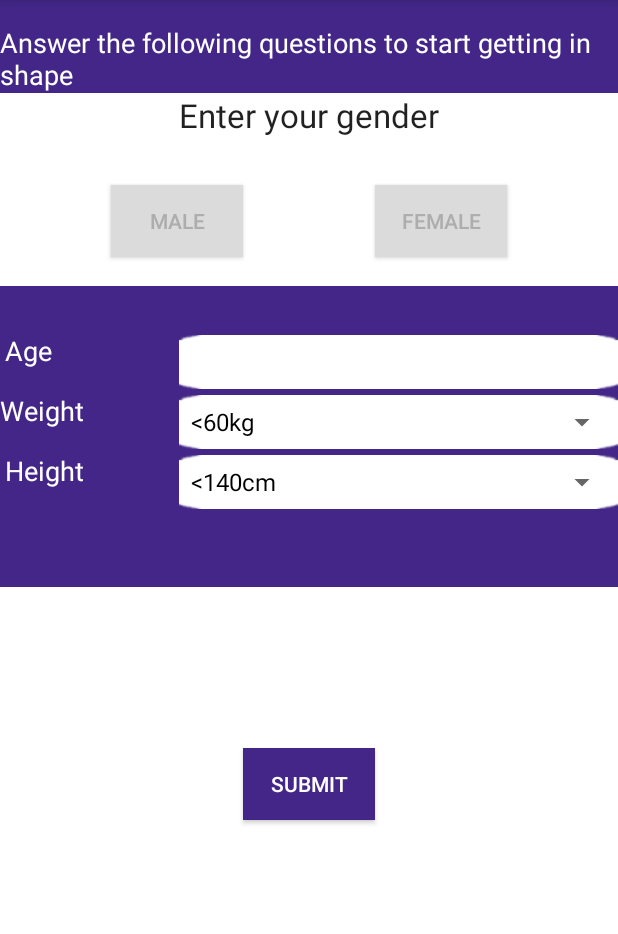
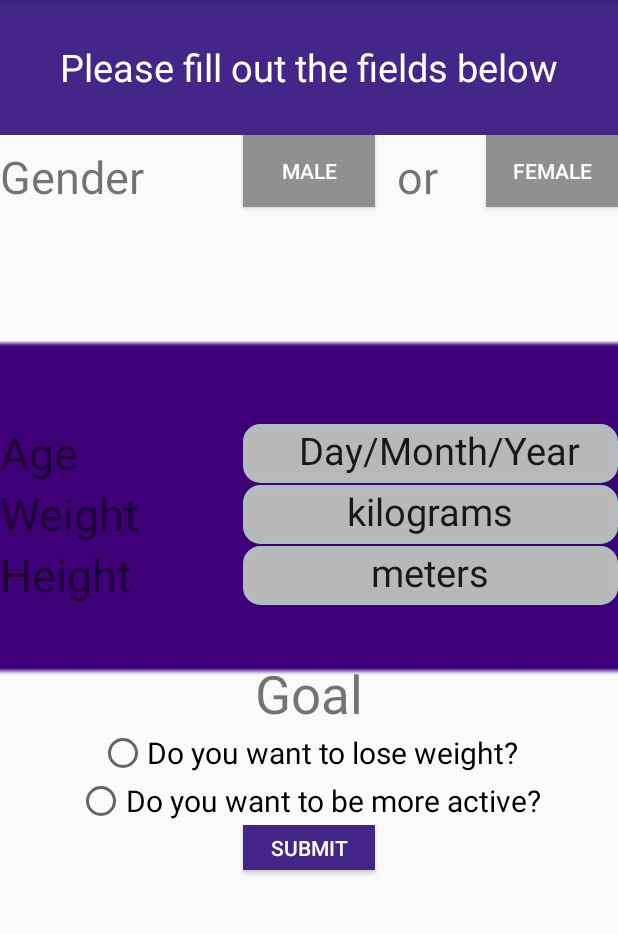
Before and after one commit to crowley100/DiabetesProject, an Android app: the screen it shows after launch (MainActivity), on a phone screen of 412 x 824 dp, the part 84-1018 px from its top. Run offline under Robolectric (Android 15) with nearby library versions, the phone set to English and light mode, and no system bars; 4 statements that could not run were skipped.

Commit message:
Added changes to login and homepage

```diff
--- a/Diabetesireland/app/src/main/java/com/example/maxim/diabetesireland/MainActivity.java
+++ b/Diabetesireland/app/src/main/java/com/example/maxim/diabetesireland/MainActivity.java
@@ -79,7 +79,7 @@ public class MainActivity extends AppCompatActivity implements View.OnClickListe
                 }
                 break;
             case R.id.continueButton:
-                intent = new Intent(MainActivity.this, Plan.class);
+                intent = new Intent(MainActivity.this, Triangle.class);
                 startActivity(intent);
                 break;
 
--- a/Diabetesireland/app/src/main/res/layout/fragment_main.xml
+++ b/Diabetesireland/app/src/main/res/layout/fragment_main.xml
@@ -2,10 +2,10 @@
     xmlns:tools="http://schemas.android.com/tools"
     android:layout_width="wrap_content"
     android:layout_height="match_parent"
-    android:paddingBottom="@dimen/activity_vertical_margin"
     tools:context="com.example.maxim.diabetesireland.MainActivityFragment"
     tools:showIn="@layout/activity_main"
-    android:background="#ffffff">
+    android:background="@drawable/loginbg">
+
 
     <ImageView
         android:layout_width="wrap_content"
@@ -14,162 +14,188 @@
         android:src="@drawable/background"
         android:adjustViewBounds="false"
         android:cropToPadding="false"
-        android:scaleType="fitXY"
-        android:layout_alignBottom="@+id/textView" />
+        android:scaleType="fitXY" />
 
     <TextView
         android:layout_width="wrap_content"
         android:layout_height="wrap_content"
-        android:textAppearance="?android:attr/textAppearanceMedium"
-        android:text="Answer the following questions to start getting in shape"
-        android:id="@+id/textView"
-        android:paddingTop="@dimen/activity_vertical_margin"
+        android:textAppearance="?android:attr/textAppearanceLarge"
+        android:text="Please fill out the fields below"
         android:textColor="#ffffff"
+        android:textSize="25sp"
+        android:gravity="center"
+        android:id="@+id/view"
         android:layout_alignParentTop="true"
+        android:layout_alignRight="@+id/femaleButton"
+        android:layout_alignEnd="@+id/femaleButton"
+        android:layout_alignBottom="@+id/imageView2"
         android:layout_alignParentLeft="true"
         android:layout_alignParentStart="true" />
+    <Button
+        android:layout_width="wrap_content"
+        android:layout_height="30sp"
+        android:text="Submit"
+        android:background="#432687"
+        android:textColor="#ffffff"
+        android:id="@+id/continueButton"
+        android:layout_below="@+id/radioButton2"
+        android:layout_centerHorizontal="true" />
 
 
     <Button
         android:layout_width="wrap_content"
         android:layout_height="wrap_content"
-        android:text="Submit"
-        android:background="#432687"
+        android:text="Male"
+        android:background="#909090"
         android:textColor="#ffffff"
-        android:id="@+id/continueButton"
-        android:layout_below="@+id/imageView3"
-        android:layout_centerHorizontal="true"
-        android:layout_marginTop="40dp" />
-
-    <TextView
-        android:layout_width="wrap_content"
-        android:layout_height="wrap_content"
-        android:textAppearance="?android:attr/textAppearanceLarge"
-        android:text="Enter your gender"
-        android:id="@+id/textView21"
-        android:layout_below="@+id/imageView2"
-        android:layout_centerHorizontal="true" />
-
-    <Button
-        android:layout_width="wrap_content"
-        android:layout_height="wrap_content"
-        android:text="Male"
         android:id="@+id/maleButton"
-        android:textColor="#adadad"
-        android:background="#dbdbdb"
-        android:layout_below="@+id/textView21"
-        android:layout_toLeftOf="@+id/continueButton"
-        android:layout_toStartOf="@+id/continueButton"
-        android:layout_marginTop="32dp" />
+        android:layout_alignBottom="@+id/textView21"
+        android:layout_alignLeft="@+id/editText"
+        android:layout_alignStart="@+id/editText" />
 
     <Button
         android:layout_width="wrap_content"
         android:layout_height="wrap_content"
         android:text="Female"
+        android:background="#909090"
+        android:textColor="#ffffff"
         android:id="@+id/femaleButton"
-        android:textColor="#adadad"
-        android:background="#dbdbdb"
-        android:layout_alignTop="@+id/maleButton"
-        android:layout_toRightOf="@+id/continueButton"
-        android:layout_toEndOf="@+id/continueButton" />
+        android:layout_below="@+id/imageView2"
+        android:layout_alignParentRight="true"
+        android:layout_alignParentEnd="true" />
 
-    <ImageView
+    <EditText
         android:layout_width="wrap_content"
         android:layout_height="wrap_content"
-        android:id="@+id/imageView3"
-        android:src="@drawable/background2"
-        android:layout_alignTop="@+id/maleButton"
+        android:background="@drawable/roundcorners"
+        android:inputType="date"
+        android:ems="10"
+        android:id="@+id/editText"
+        android:textSize="25sp"
+        android:text="   Day/Month/Year "
+        android:gravity="center"
+        android:layout_above="@+id/textView24"
+        android:layout_alignParentRight="true"
+        android:layout_alignParentEnd="true"
+        android:layout_alignLeft="@+id/continueButton"
+        android:layout_alignStart="@+id/continueButton" />
+
+
+    <EditText
+        android:layout_width="wrap_content"
+        android:layout_height="wrap_content"
+        android:background="@drawable/roundcorners"
+        android:inputType="numberDecimal"
+        android:ems="10"
+        android:id="@+id/editText3"
+        android:textSize="25sp"
+        android:text="kilograms"
+        android:layout_alignParentRight="true"
+        android:layout_alignParentEnd="true"
+        android:layout_alignLeft="@+id/editText"
+        android:layout_alignStart="@+id/editText"
+        android:layout_above="@+id/textView26"
+        android:gravity="center" />
+
+    <EditText
+        android:layout_width="wrap_content"
+        android:layout_height="wrap_content"
+        android:inputType="numberSigned"
+        android:background="@drawable/roundcorners"
+        android:ems="10"
+        android:id="@+id/editText4"
+        android:textSize="25sp"
+        android:text="meters"
+        android:layout_centerVertical="true"
+        android:layout_alignParentRight="true"
+        android:layout_alignParentEnd="true"
+        android:layout_alignLeft="@+id/editText3"
+        android:layout_alignStart="@+id/editText3"
+        android:gravity="center" />
+
+    <RadioButton
+        android:layout_width="wrap_content"
+        android:layout_height="wrap_content"
+        android:text="Do you want to lose weight?"
+        android:id="@+id/radioButton"
+        android:textSize="20sp"
+        android:layout_below="@+id/textView22"
+        android:layout_centerHorizontal="true" />
+
+    <RadioButton
+        android:layout_width="wrap_content"
+        android:layout_height="wrap_content"
+        android:text="Do you want to be more active?"
+        android:textSize="20sp"
+        android:id="@+id/radioButton2"
+        android:gravity="center"
+        android:layout_below="@+id/radioButton"
+        android:layout_centerHorizontal="true" />
+
+    <TextView
+        android:layout_width="wrap_content"
+        android:layout_height="wrap_content"
+        android:text="Goal"
+        android:textSize="35sp"
+        android:id="@+id/textView22"
+        android:gravity="center"
+        android:layout_marginTop="35dp"
+        android:layout_below="@+id/editText4"
+        android:layout_centerHorizontal="true" />
+
+    <TextView
+        android:layout_width="wrap_content"
+        android:layout_height="wrap_content"
+        android:text="Age"
+        android:textSize="30sp"
+        android:id="@+id/textView23"
+        android:layout_alignBottom="@+id/editText"
+        android:layout_alignParentLeft="true"
+        android:layout_alignParentStart="true"
+        android:gravity="center_horizontal" />
+
+    <TextView
+        android:layout_width="wrap_content"
+        android:layout_height="wrap_content"
+        android:text="Height"
+        android:textSize="30sp"
+        android:id="@+id/textView26"
+        android:layout_alignBottom="@+id/editText4"
+        android:layout_alignParentLeft="true"
+        android:layout_alignParentStart="true" />
+
+
+
+    <TextView
+        android:layout_width="wrap_content"
+        android:layout_height="wrap_content"
+        android:text="Weight"
+        android:textSize="30sp"
+        android:id="@+id/textView24"
+        android:layout_alignBottom="@+id/editText3"
         android:layout_alignParentLeft="true"
         android:layout_alignParentStart="true" />
 
     <TextView
         android:layout_width="wrap_content"
         android:layout_height="wrap_content"
-        android:textAppearance="?android:attr/textAppearanceMedium"
-        android:text="Age"
-        android:textColor="#ffffff"
-        android:id="@+id/textView22"
-        android:layout_below="@+id/maleButton"
-        android:layout_alignLeft="@+id/textView24"
-        android:layout_alignStart="@+id/textView24"
-        android:layout_marginTop="50dp" />
-
-    <TextView
-        android:layout_width="wrap_content"
-        android:layout_height="wrap_content"
-        android:textAppearance="?android:attr/textAppearanceMedium"
-        android:text="Weight"
-        android:textColor="#ffffff"
-        android:id="@+id/textView23"
-        android:layout_alignTop="@+id/middleTextBox"
+        android:text="Gender"
+        android:textSize="30sp"
+        android:id="@+id/textView21"
+        android:layout_alignBottom="@+id/femaleButton"
         android:layout_alignParentLeft="true"
         android:layout_alignParentStart="true" />
 
     <TextView
         android:layout_width="wrap_content"
         android:layout_height="wrap_content"
-        android:textAppearance="?android:attr/textAppearanceMedium"
-        android:text="Height"
-        android:textColor="#ffffff"
-        android:id="@+id/textView24"
-        android:layout_alignTop="@+id/lowestTextBox"
-        android:layout_alignRight="@+id/textView23"
-        android:layout_alignEnd="@+id/textView23" />
-
-    <ImageView
-        android:layout_width="wrap_content"
-        android:layout_height="wrap_content"
-        android:id="@+id/lowestTextBox"
-        android:src="@drawable/button"
-        android:layout_below="@+id/middleTextBox"
-        android:layout_alignLeft="@+id/textView21"
-        android:layout_alignStart="@+id/textView21"
-        android:layout_alignParentRight="true"
-        android:layout_alignParentEnd="true" />
-
-    <ImageView
-        android:layout_width="wrap_content"
-        android:layout_height="wrap_content"
-        android:id="@+id/middleTextBox"
-        android:src="@drawable/button"
-        android:layout_below="@+id/topTextBox"
-        android:layout_alignParentRight="true"
-        android:layout_alignParentEnd="true"
-        android:layout_alignLeft="@+id/lowestTextBox"
-        android:layout_alignStart="@+id/lowestTextBox" />
-
-    <ImageView
-        android:layout_width="wrap_content"
-        android:layout_height="wrap_content"
-        android:id="@+id/topTextBox"
-        android:src="@drawable/button"
-        android:layout_alignTop="@+id/textView22"
-        android:layout_alignLeft="@+id/middleTextBox"
-        android:layout_alignStart="@+id/middleTextBox"
-        android:layout_alignParentRight="true"
-        android:layout_alignParentEnd="true"/>
-
-
-
-    <Spinner
-        android:id="@+id/weightSpinner"
-        android:layout_width="fill_parent"
-        android:layout_height="wrap_content"
-        android:layout_alignTop="@+id/middleTextBox"
-        android:layout_alignLeft="@+id/lowestTextBox"
-        android:layout_alignStart="@+id/lowestTextBox"
-        android:layout_above="@+id/lowestTextBox" />
-
-    <Spinner
-        android:id="@+id/hSpinner"
-        android:layout_width="fill_parent"
-        android:layout_height="wrap_content"
-
-        android:layout_below="@+id/middleTextBox"
-        android:layout_toEndOf="@+id/textView22"
-        android:layout_alignBottom="@+id/lowestTextBox"
-        android:layout_alignLeft="@+id/lowestTextBox"
-        android:layout_alignStart="@+id/lowestTextBox" />
-
+        android:text="  or"
+        android:textSize="30sp"
+        android:id="@+id/textView27"
+        android:layout_alignBottom="@+id/maleButton"
+        android:gravity="center"
+        android:layout_toLeftOf="@+id/femaleButton"
+        android:layout_toRightOf="@+id/maleButton"
+        android:layout_toEndOf="@+id/maleButton" />
 
 </RelativeLayout>
--- a/Diabetesireland/app/src/main/res/layout/fragment_triangle.xml
+++ b/Diabetesireland/app/src/main/res/layout/fragment_triangle.xml
@@ -8,78 +8,34 @@
     android:paddingTop="@dimen/activity_vertical_margin"
     tools:context="com.example.maxim.diabetesireland.TriangleFragment"
     tools:showIn="@layout/activity_triangle"
-    android:background="@drawable/pebble">
+    android:background="#ffffff">
 
 
     <Button
         android:layout_width="wrap_content"
         android:layout_height="wrap_content"
-        android:text="Daily Update"
+        android:background="@drawable/customfood"
         android:id="@+id/button3"
-        android:layout_marginLeft="26dp"
-        android:layout_marginStart="26dp"
-        android:layout_alignParentTop="true"
+        android:layout_centerVertical="true"
         android:layout_alignParentLeft="true"
         android:layout_alignParentStart="true" />
 
     <Button
         android:layout_width="wrap_content"
         android:layout_height="wrap_content"
-        android:text="Weekly Update"
+        android:background="@drawable/custom1"
         android:id="@+id/button4"
-        android:layout_alignBottom="@+id/button3"
-        android:layout_alignParentRight="true"
-        android:layout_alignParentEnd="true"
-        android:layout_marginRight="26dp"
-        android:layout_marginEnd="26dp" />
-
-    <ImageView
-        android:layout_width="wrap_content"
-        android:layout_height="wrap_content"
-        android:id="@+id/imageView"
-        android:src="@drawable/triangle"
-        android:layout_centerVertical="true"
+        android:layout_above="@+id/button3"
         android:layout_centerHorizontal="true" />
 
-    <TextView
-        android:layout_width="wrap_content"
-        android:layout_height="wrap_content"
-        android:textAppearance="?android:attr/textAppearanceLarge"
-        android:text="Food"
-        android:textColor="#fcfcfc"
-        android:id="@+id/textView10"
-        android:layout_below="@+id/imageView"
-        android:layout_alignParentLeft="true"
-        android:layout_alignParentStart="true" />
-
-    <TextView
-        android:layout_width="wrap_content"
-        android:layout_height="wrap_content"
-        android:textAppearance="?android:attr/textAppearanceLarge"
-        android:text="Fluids"
-        android:textColor="#fcfcfc"
-        android:id="@+id/textView11"
-        android:layout_alignBottom="@+id/textView10"
-        android:layout_alignRight="@+id/button4"
-        android:layout_alignEnd="@+id/button4" />
-
-    <TextView
-        android:layout_width="wrap_content"
-        android:layout_height="wrap_content"
-        android:textAppearance="?android:attr/textAppearanceLarge"
-        android:text="Exercise"
-        android:textColor="#fcfcfc"
-        android:id="@+id/textView12"
-        android:layout_above="@+id/imageView"
-        android:layout_centerHorizontal="true" />
 
     <Button
         android:layout_width="wrap_content"
         android:layout_height="wrap_content"
-        android:text="Exercise"
+        android:background="@drawable/customexercise"
         android:id="@+id/button6"
-        android:layout_below="@+id/textView11"
-        android:layout_alignRight="@+id/textView12"
-        android:layout_alignEnd="@+id/textView12" />
+        android:layout_below="@+id/button4"
+        android:layout_alignParentRight="true"
+        android:layout_alignParentEnd="true" />
 
 </RelativeLayout>
```
Also changed, not shown: 154 other files.
